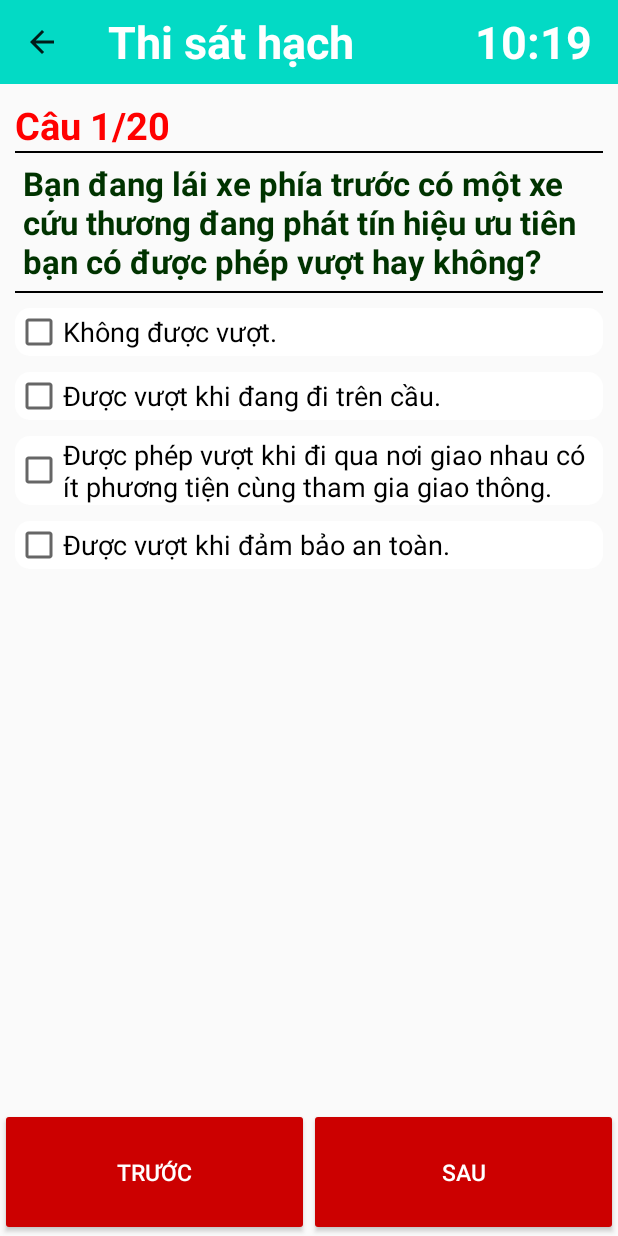
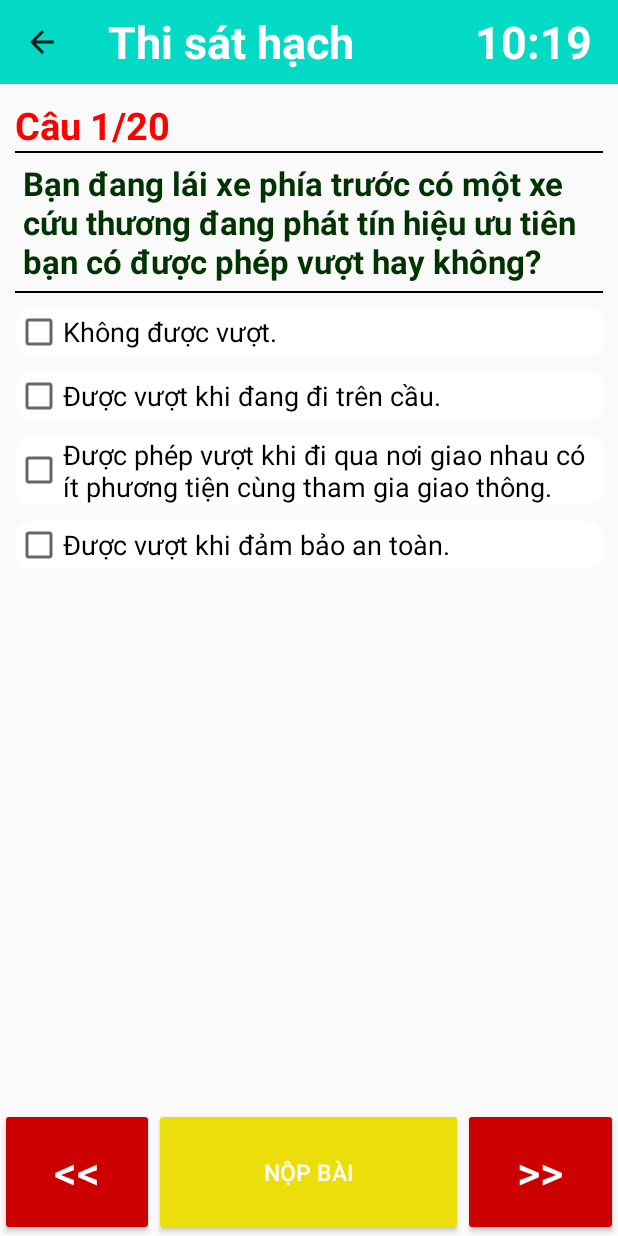
Before and after one commit to Nguyen-Tu-Van/APP_LXA1, an Android app: the thisathach screen opened directly, with no data from a screen before it, on a phone screen of 412 x 824 dp. Run offline under Robolectric (Android 15) with nearby library versions, the phone set to English and light mode, and no system bars.

Commit message:
edit thi sát hạch

```diff
--- a/app/src/main/java/com/example/app_lxa1/thisathach2.kt
+++ b/app/src/main/java/com/example/app_lxa1/thisathach2.kt
@@ -200,4 +200,6 @@ class thisathach2 : AppCompatActivity() , View.OnClickListener {
         }
     }
 
+
+
 }
--- a/app/src/main/res/layout/activity_bienbaogt.xml
+++ b/app/src/main/res/layout/activity_bienbaogt.xml
@@ -22,7 +22,7 @@
                 android:id="@+id/textview1"
                 android:layout_width="match_parent"
                 android:layout_height="wrap_content"
-                android:text="Biển báo đường bộ 1"
+                android:text="Biển báo đường bộ"
                 android:textColor="#FFF"
                 android:textSize="30sp"
                 android:textStyle="bold"
--- a/app/src/main/res/layout/activity_thisathach.xml
+++ b/app/src/main/res/layout/activity_thisathach.xml
@@ -155,18 +155,26 @@
                 android:layout_width="0dp"
                 android:layout_height="match_parent"
                 android:layout_weight="1"
-                android:text="Trước"
+                android:text="&lt;&lt;"
                 android:backgroundTint="#cc0000"
                 android:textColor="@color/white"
+                android:textSize="30sp" />
+            <Button
+                android:id="@+id/bt_NopBai"
+                android:layout_width="0dp"
+                android:layout_height="match_parent"
+                android:layout_weight="2"
+                android:text="Nộp bài"
+                android:backgroundTint="#ECDE0B"
+                android:textColor="@color/white"
                 android:textSize="15sp" />
-
             <Button
                 android:id="@+id/bt_Sau"
                 android:layout_width="0dp"
                 android:layout_height="match_parent"
                 android:layout_weight="1"
-                android:text="Sau"
-                android:textSize="15sp"
+                android:text="&gt;&gt;"
+                android:textSize="30sp"
                 android:backgroundTint="#cc0000"
                 android:textColor="@color/white"/>
 
```
Also changed, not shown: app/src/main/java/com/example/app_lxa1/thisathach.kt (+48 -2 lines).
